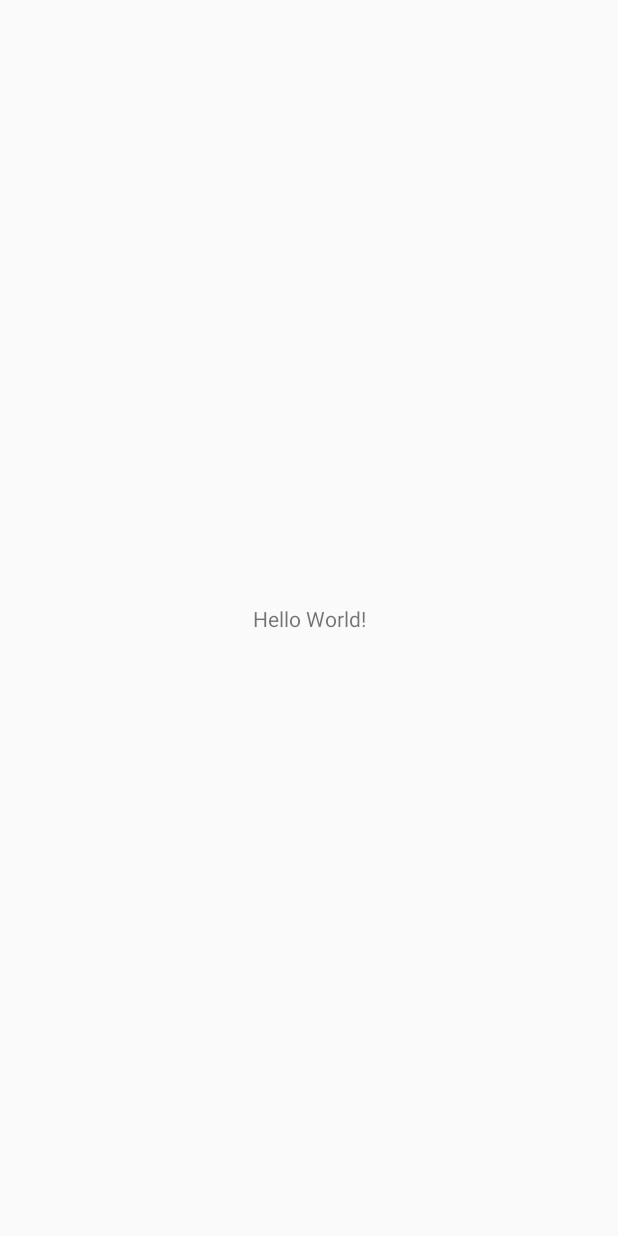
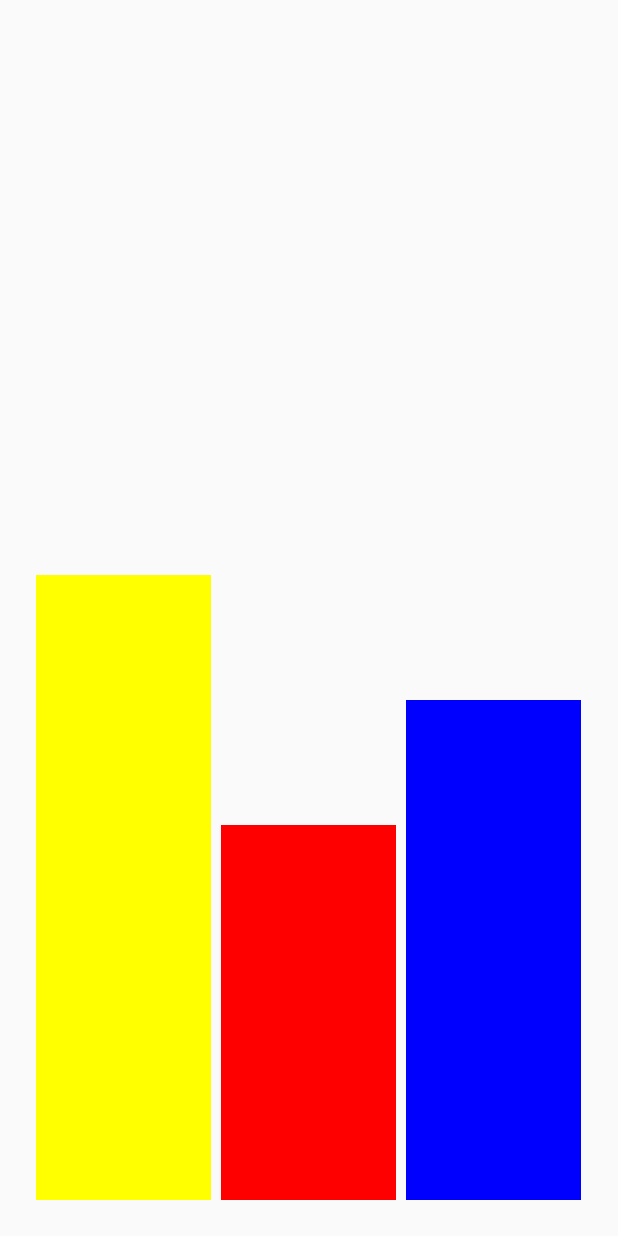
Before and after one commit to FENGZEYOU123/AndroidStatisticsView, an Android app: the screen it shows after launch (MainActivity), on a phone screen of 412 x 824 dp. Before the commit the screen is almost empty. Run offline under Robolectric (Android 15) with nearby library versions, the phone set to English and light mode, and no system bars.

Commit message:
add ColumnBarChatView

```diff
--- /dev/null
+++ b/app/src/main/java/com/yfz/statisticsview/ColumnBarChartView.java
@@ -0,0 +1,120 @@
+package com.yfz.statisticsview;
+
+import android.content.Context;
+import android.graphics.Canvas;
+import android.graphics.Color;
+import android.graphics.Paint;
+import android.graphics.Rect;
+import android.util.AttributeSet;
+import android.view.View;
+import androidx.annotation.Nullable;
+
+import java.util.ArrayList;
+/**
+ * 作者：游丰泽
+ * 简介：统计图-柱状图-用直观的方式展示数据内容
+ * android交流需求请加wx：yfz_oom
+ */
+public class ColumnBarChartView extends View {
+    //画笔
+    private Paint mPaint=new Paint();
+    //记录绘制数据，key名字,value数量
+    private ArrayList<ColumnDataFrom> mArray=new ArrayList<>();
+    //柱状间距
+    private int mMargin=10;
+    //柱状宽度
+    private int mWidth=0;
+    //柱状高度
+    private int mHeight=0;
+    //柱状位置Rect
+    private Rect mRect = new Rect();
+    public ColumnBarChartView(Context context) {
+        super(context);
+        initial();
+    }
+    public ColumnBarChartView(Context context, @Nullable AttributeSet attrs) {
+        super(context, attrs);
+        initial();
+    }
+    public ColumnBarChartView(Context context, @Nullable AttributeSet attrs, int defStyleAttr) {
+        super(context, attrs, defStyleAttr);
+        initial();
+    }
+
+    private void initial(){
+        mPaint.setAntiAlias(true);
+        mPaint.setStyle(Paint.Style.FILL);
+        setWillNotDraw(false);
+    }
+
+    @Override
+    protected void onDraw(Canvas canvas) {
+        mWidth  = (int) ( getWidth() - (mMargin*(getSize()-1)) ) / getSize();
+        mHeight = (int) ( getHeight() / getNumber() );
+        for(int i=0;i<mArray.size();i++){
+            mPaint.setColor(mArray.get(i).mColor);
+            mRect.left= i*(mWidth+mMargin);
+            mRect.right= mRect.left+mWidth;
+            mRect.bottom=getHeight();
+            mRect.top=(int) ( mHeight*mArray.get(i).mNumber );
+            canvas.drawRect(mRect,mPaint);
+        }
+    }
+
+    /**
+     * 向外提供添加数据的方法,如果数据名字一样则被替换
+     */
+    public void addColumnData(ColumnDataFrom columnDataFrom){
+        if(null != mArray){
+            mArray.add(columnDataFrom);
+            refreshUI();
+        }
+    }
+    /**
+     * 向外提供删除数据的方法
+     */
+    public void removeColumnData(String name){
+        if(null != mArray){
+            if(mArray.contains(name)){
+                mArray.remove(name);
+                refreshUI();
+            }
+        }
+    }
+
+    /**
+     * 柱状数据表单
+     */
+    public static class ColumnDataFrom {
+        String mMame;
+        float mNumber;
+        int mColor;
+        public ColumnDataFrom(String name,float number,int color){
+            mMame=name;
+            mNumber=number;
+            mColor=color;
+        }
+    }
+    //刷新UI
+    private void refreshUI(){
+        this.invalidate();
+    }
+    //获取总柱状数量
+    private int getSize(){
+        if(null!=mArray){
+            return mArray.size();
+        }else {
+            return 0;
+        }
+    }
+    //获取所有数值总和
+    private float getNumber(){
+        float totalNumber=0;
+        for(ColumnDataFrom columnDataFrom : mArray){
+            totalNumber= totalNumber+ columnDataFrom.mNumber;
+        }
+        return totalNumber;
+    }
+
+
+}
--- a/app/src/main/java/com/yfz/statisticsview/MainActivity.java
+++ b/app/src/main/java/com/yfz/statisticsview/MainActivity.java
@@ -2,13 +2,22 @@ package com.yfz.statisticsview;
 
 import androidx.appcompat.app.AppCompatActivity;
 
+import android.graphics.Color;
 import android.os.Bundle;
 
 public class MainActivity extends AppCompatActivity {
+    private ColumnBarChartView mColumnBarChartView;
 
     @Override
     protected void onCreate(Bundle savedInstanceState) {
         super.onCreate(savedInstanceState);
         setContentView(R.layout.activity_main);
+        initial();
+    }
+    private void initial(){
+        mColumnBarChartView=findViewById(R.id.columnBarChartView);
+        mColumnBarChartView.addColumnData(new ColumnBarChartView.ColumnDataFrom("不及格",5, Color.YELLOW));
+        mColumnBarChartView.addColumnData(new ColumnBarChartView.ColumnDataFrom("及格",15,Color.RED));
+        mColumnBarChartView.addColumnData(new ColumnBarChartView.ColumnDataFrom("优秀",10,Color.BLUE));
     }
 }
--- a/app/src/main/res/layout/activity_main.xml
+++ b/app/src/main/res/layout/activity_main.xml
@@ -6,13 +6,15 @@
     android:layout_height="match_parent"
     tools:context=".MainActivity">
 
-    <TextView
-        android:layout_width="wrap_content"
-        android:layout_height="wrap_content"
-        android:text="Hello World!"
+
+    <com.yfz.statisticsview.ColumnBarChartView
+        android:id="@+id/columnBarChartView"
+        android:layout_margin="24dp"
+        app:layout_constraintRight_toRightOf="parent"
+        app:layout_constraintLeft_toLeftOf="parent"
         app:layout_constraintBottom_toBottomOf="parent"
-        app:layout_constraintLeft_toLeftOf="parent"
-        app:layout_constraintRight_toRightOf="parent"
-        app:layout_constraintTop_toTopOf="parent" />
+        android:layout_width="match_parent"
+        android:layout_height="500dp">
+    </com.yfz.statisticsview.ColumnBarChartView>
 
 </androidx.constraintlayout.widget.ConstraintLayout>
```
